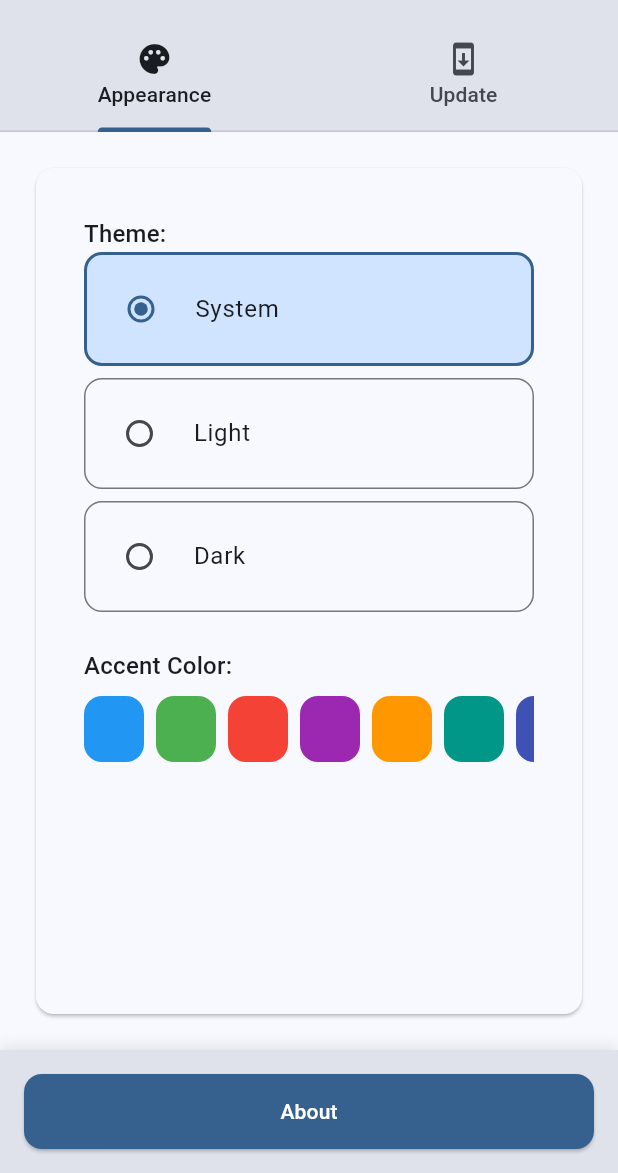
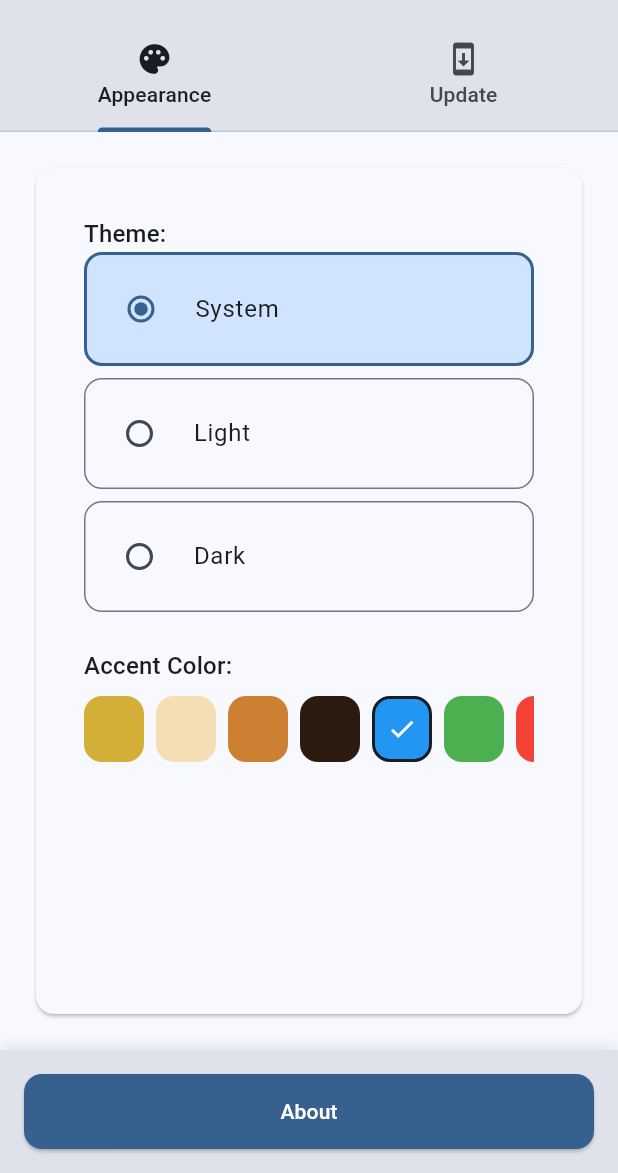
Before and after one commit to Luiz-eduardp/akashic_records, a Flutter app: the SettingsScreen screen opened by its route, on a phone screen of 412 x 824 dp, the part 63-1236 px from its top. Run offline on Flutter 3.47's test engine with Material 3 defaults, Android fonts, the phone set to English and light mode, and no system bars; our stand-ins replace cached_network_image, cookie_jar, flutter_advanced_drawer, flutter_html, flutter_markdown, google_fonts and 6 more; missing offline and left inert: flutter_code_editor, highlight; accounts and stored records are empty; network calls fail.

Commit message:
feat(ui): Add Akashic theme colors
- Added new color palette: gold, beige, bronze, brownDark
- Improved color selection logic in AppearanceSettings
- Updated color comparison for accuracy

```diff
--- a/lib/screens/settings/appearance_settings.dart
+++ b/lib/screens/settings/appearance_settings.dart
@@ -1,6 +1,13 @@
 import 'package:akashic_records/i18n/i18n.dart';
 import 'package:flutter/material.dart';
 import 'package:akashic_records/state/app_state.dart';
+
+class AkashicColors {
+  static const Color gold = Color(0xFFD4AF37);
+  static const Color brownDark = Color(0xFF2B1B0E);
+  static const Color bronze = Color(0xFFCD7F32);
+  static const Color beige = Color(0xFFF5DEB3);
+}
 
 class AppearanceSettings extends StatelessWidget {
   const AppearanceSettings({
@@ -130,6 +137,10 @@ class ColorPalette extends StatelessWidget {
   @override
   Widget build(BuildContext context) {
     const availableColors = [
+      AkashicColors.gold,
+      AkashicColors.beige,
+      AkashicColors.bronze,
+      AkashicColors.brownDark,
       Colors.blue,
       Colors.green,
       Colors.red,
@@ -172,7 +183,7 @@ class ColorCard extends StatelessWidget {
 
   @override
   Widget build(BuildContext context) {
-    final isSelected = appState.accentColor == color;
+    final isSelected = appState.accentColor.value == color.value;
 
     return InkWell(
       onTap: () => appState.setAccentColor(color),
```
